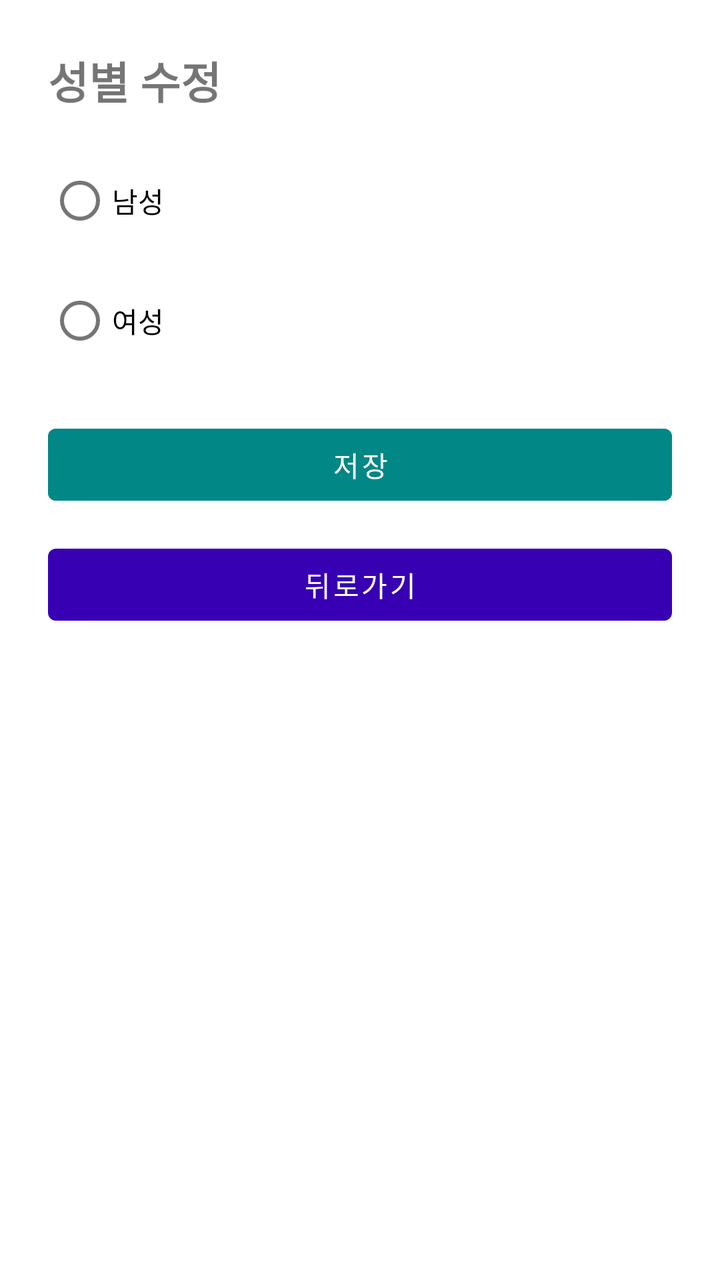
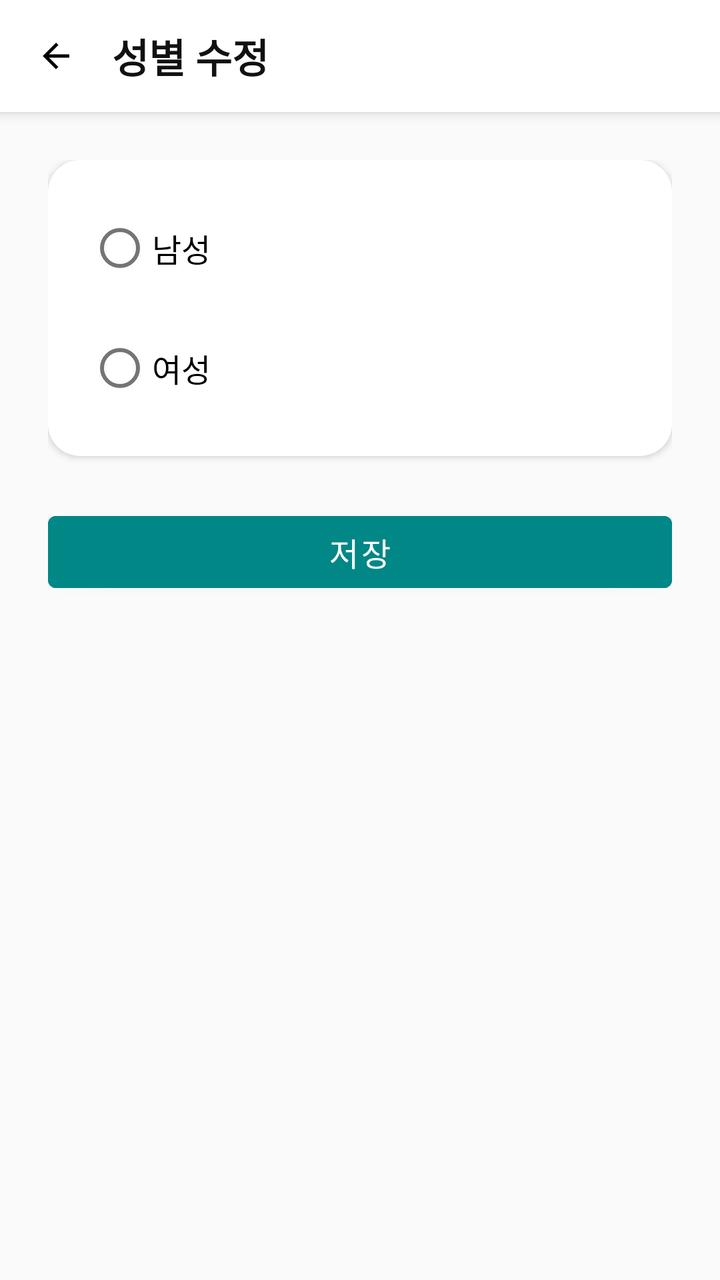

Before-and-after screenshots of an Android layout around one commit, followed by the original layout XML and the change that was made.
<!-- AndroidManifest.xml: application theme Theme.GJGN -->
<!-- res/layout/activity_edit_gender.xml -->
<?xml version="1.0" encoding="utf-8"?>
<androidx.coordinatorlayout.widget.CoordinatorLayout
    xmlns:android="http://schemas.android.com/apk/res/android"
    android:layout_width="match_parent"
    android:layout_height="match_parent">

    <LinearLayout
        android:layout_width="match_parent"
        android:layout_height="match_parent"
        android:orientation="vertical"
        android:padding="24dp">

        <TextView
            android:text="성별 수정"
            android:textSize="22sp"
            android:textStyle="bold"
            android:layout_marginBottom="20dp"
            android:layout_width="wrap_content"
            android:layout_height="wrap_content"/>

        <RadioGroup
            android:id="@+id/radioGender"
            android:layout_width="match_parent"
            android:layout_height="wrap_content">

            <RadioButton
                android:id="@+id/radioMale"
                android:text="남성"
                android:layout_marginBottom="12dp"
                android:layout_height="48dp"
                android:layout_width="80dp"/>

            <RadioButton
                android:id="@+id/radioFemale"
                android:text="여성"
                android:layout_height="48dp"
                android:layout_width="80dp"/>
        </RadioGroup>

        <com.google.android.material.button.MaterialButton
            android:id="@+id/btnSave"
            android:text="저장"
            android:layout_marginTop="24dp"
            android:backgroundTint="@color/teal_700"
            android:layout_width="match_parent"
            android:layout_height="wrap_content"/>

        <com.google.android.material.button.MaterialButton
            android:id="@+id/btnBack"
            android:text="뒤로가기"
            android:layout_marginTop="12dp"
            android:layout_width="match_parent"
            android:layout_height="wrap_content"/>
    </LinearLayout>

</androidx.coordinatorlayout.widget.CoordinatorLayout>
<!-- resources referenced by this layout -->
<resources>
  <color name="teal_700">#FF018786</color>
  <style name="Theme.GJGN" parent="Theme.MaterialComponents.DayNight.NoActionBar">
          
          <item name="colorPrimary">@color/purple_700</item>
          <item name="colorPrimaryVariant">@color/purple_700</item>
          <item name="colorOnPrimary">@android:color/white</item>
          <item name="colorSecondary">@color/teal_700</item>
          <item name="android:windowMinWidthMajor">320dp</item>
          <item name="android:windowMinWidthMinor">320dp</item>
      </style>
  <color name="purple_700">#FF3700B3</color>
</resources>

<!-- the commit's change to res/layout/activity_edit_gender.xml (unified diff, before → after) -->
@@ -1,56 +1,98 @@
 <?xml version="1.0" encoding="utf-8"?>
-<androidx.coordinatorlayout.widget.CoordinatorLayout
-    xmlns:android="http://schemas.android.com/apk/res/android"
+<LinearLayout xmlns:android="http://schemas.android.com/apk/res/android"
     android:layout_width="match_parent"
-    android:layout_height="match_parent">
+    android:layout_height="match_parent"
+    android:orientation="vertical"
+    android:background="#FAFAFA">
 
+    
     <LinearLayout
         android:layout_width="match_parent"
-        android:layout_height="match_parent"
-        android:orientation="vertical"
-        android:padding="24dp">
+        android:layout_height="56dp"
+        android:orientation="horizontal"
+        android:gravity="center_vertical"
+        android:paddingStart="12dp"
+        android:paddingEnd="12dp"
+        android:background="@android:color/white"
+        android:elevation="4dp">
+
+        <ImageView
+            android:id="@+id/btnBack"
+            android:layout_width="32dp"
+            android:layout_height="32dp"
+            android:src="@drawable/ic_arrow_back"
+            android:padding="6dp"
+            android:background="?attr/selectableItemBackgroundBorderless" />
 
         <TextView
+            android:id="@+id/tvTitle"
             android:text="성별 수정"
-            android:textSize="22sp"
+            android:textSize="20sp"
             android:textStyle="bold"
-            android:layout_marginBottom="20dp"
+            android:textColor="#111111"
+            android:layout_marginStart="12dp"
             android:layout_width="wrap_content"
-            android:layout_height="wrap_content"/>
+            android:layout_height="wrap_content" />
 
-        <RadioGroup
-            android:id="@+id/radioGender"
-            android:layout_width="match_parent"
-            android:layout_height="wrap_content">
-
-            <RadioButton
-                android:id="@+id/radioMale"
-                android:text="남성"
-                android:layout_marginBottom="12dp"
-                android:layout_height="48dp"
-                android:layout_width="80dp"/>
-
-            <RadioButton
-                android:id="@+id/radioFemale"
-                android:text="여성"
-                android:layout_height="48dp"
-                android:layout_width="80dp"/>
-        </RadioGroup>
-
-        <com.google.android.material.button.MaterialButton
-            android:id="@+id/btnSave"
-            android:text="저장"
-            android:layout_marginTop="24dp"
-            android:backgroundTint="@color/teal_700"
-            android:layout_width="match_parent"
-            android:layout_height="wrap_content"/>
-
-        <com.google.android.material.button.MaterialButton
-            android:id="@+id/btnBack"
-            android:text="뒤로가기"
-            android:layout_marginTop="12dp"
-            android:layout_width="match_parent"
-            android:layout_height="wrap_content"/>
     </LinearLayout>
 
-</androidx.coordinatorlayout.widget.CoordinatorLayout>
+    
+    <ScrollView
+        android:layout_width="match_parent"
+        android:layout_height="match_parent"
+        android:fillViewport="true">
+
+        <LinearLayout
+            android:layout_width="match_parent"
+            android:layout_height="wrap_content"
+            android:orientation="vertical"
+            android:padding="24dp">
+
+            
+            <LinearLayout
+                android:layout_width="match_parent"
+                android:layout_height="wrap_content"
+                android:background="@drawable/bg_card"
+                android:elevation="2dp"
+                android:orientation="vertical"
+                android:padding="20dp">
+
+                <RadioGroup
+                    android:id="@+id/radioGender"
+                    android:layout_width="match_parent"
+                    android:layout_height="wrap_content">
+
+                    <RadioButton
+                        android:id="@+id/radioMale"
+                        android:text="남성"
+                        android:textSize="16sp"
+                        android:layout_marginBottom="12dp"
+                        android:layout_width="match_parent"
+                        android:layout_height="wrap_content" />
+
+                    <RadioButton
+                        android:id="@+id/radioFemale"
+                        android:text="여성"
+                        android:textSize="16sp"
+                        android:layout_width="match_parent"
+                        android:layout_height="wrap_content" />
+
+                </RadioGroup>
+            </LinearLayout>
+
+            
+            <com.google.android.material.button.MaterialButton
+                android:id="@+id/btnSave"
+                android:text="저장"
+                android:backgroundTint="@color/teal_700"
+                android:textColor="@android:color/white"
+                android:layout_marginTop="24dp"
+                android:layout_width="match_parent"
+                android:layout_height="48dp"
+                android:textSize="16sp"
+                android:cornerRadius="12dp" />
+
+        </LinearLayout>
+    </ScrollView>
+
+</LinearLayout>
<!-- resource entries referenced after the edit -->
@@ -1,6 +1,22 @@
 <!-- resources referenced by this layout -->
 <resources>
   <color name="teal_700">#FF018786</color>
+  <!-- drawable bg_card (drawable) -->
+  <shape xmlns:android="http://schemas.android.com/apk/res/android">
+      <solid android:color="@android:color/white"/>
+      <corners android:radius="16dp"/>
+  </shape>
+  <!-- drawable ic_arrow_back (drawable) -->
+  <vector xmlns:android="http://schemas.android.com/apk/res/android"
+      android:width="24dp"
+      android:height="24dp"
+      android:viewportWidth="24"
+      android:viewportHeight="24">
+  
+      <path
+          android:fillColor="#000000"
+          android:pathData="M20,11H7.83l5.59,-5.59L12,4l-8,8 8,8 1.41,-1.41L7.83,13H20v-2z"/>
+  </vector>
   <style name="Theme.GJGN" parent="Theme.MaterialComponents.DayNight.NoActionBar">
           
           <item name="colorPrimary">@color/purple_700</item>
